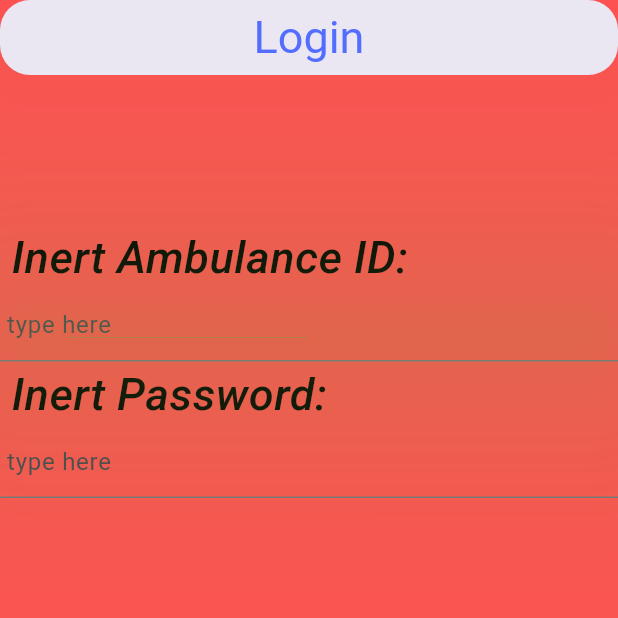
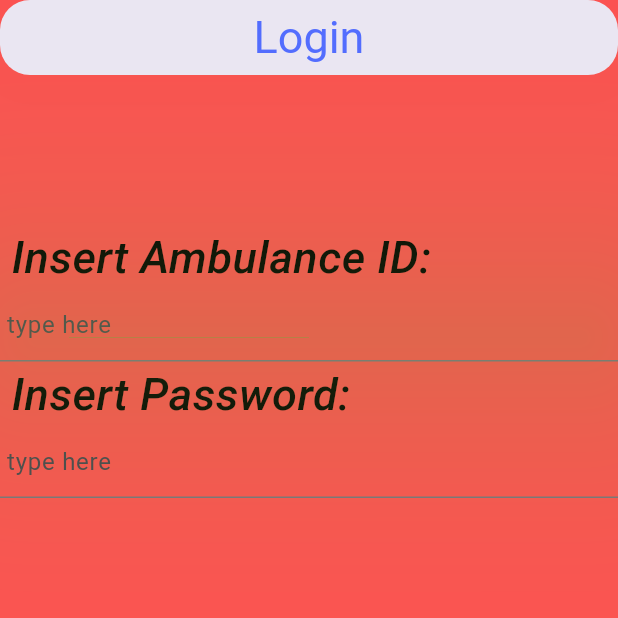
Before and after one commit to gerardocentrella/assd_project_ambulance, a Flutter app: the screen it shows after launch, on a phone screen of 412 x 824 dp, the top half of it. Run offline on Flutter 3.47's test engine with Material 3 defaults, Android fonts, the phone set to English and light mode, and no system bars.

Commit message:
login commit

```diff
--- a/lib/pages/login.dart
+++ b/lib/pages/login.dart
@@ -51,14 +51,14 @@ TextStyle customTextStyle(){
                 Container(
                   height: 100,
                 ),
-                Text(' Inert Ambulance ID:', textAlign: TextAlign.left, style: customTextStyle()),
+                Text(' Insert Ambulance ID:', textAlign: TextAlign.left, style: customTextStyle()),
               const TextField(
                 decoration: InputDecoration(
                   border: UnderlineInputBorder(),
                   hintText: ' type here',
                 ),
               ),
-                Text(' Inert Password:', textAlign: TextAlign.left, style: customTextStyle()),
+                Text(' Insert Password:', textAlign: TextAlign.left, style: customTextStyle()),
             const TextField(
               decoration: InputDecoration(
                border: UnderlineInputBorder(),
```
